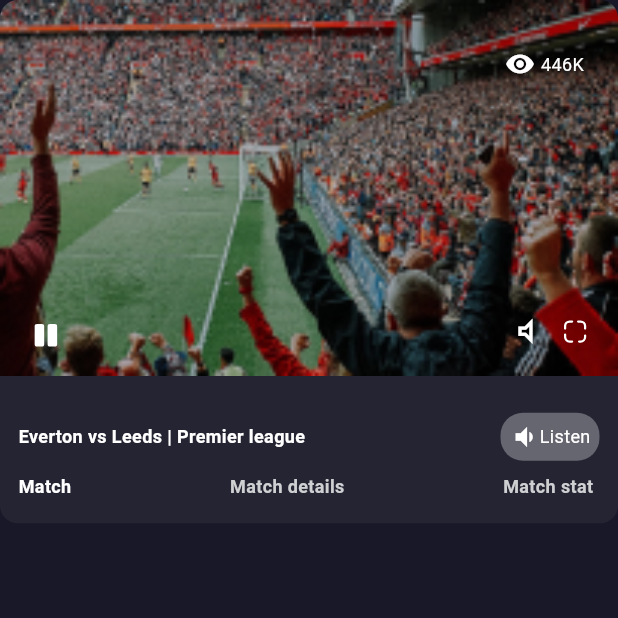
After one commit to maaxkhann/Sport-App-Flutter, a Flutter app: the LiveStreamScreen screen opened directly, on a phone screen of 412 x 824 dp, the top half of it. The commit adds this screen. Run offline on Flutter 3.47's test engine with Material 3 defaults, Android fonts, the phone set to English and light mode, and no system bars; our stand-ins replace flutter_svg, get, image_picker, sizer; project files that could hold a hidden picture were left out.

Commit message:
working in live stream

```diff
--- a/lib/screens/explore-articledetail/match-detail/widgets/players_widget.dart
+++ b/lib/screens/explore-articledetail/match-detail/widgets/players_widget.dart
@@ -19,7 +19,7 @@ class PlayersWidget extends StatelessWidget {
         Container(
           margin: EdgeInsets.only(left: Get.width * 0.06),
           width: Get.width * 0.08,
-          height: Get.height * 0.05,
+          height: Get.height * 0.045,
           decoration: const BoxDecoration(
               shape: BoxShape.circle, color: Color(0xFF22966A)),
           child: FittedBox(
@@ -33,8 +33,8 @@ class PlayersWidget extends StatelessWidget {
           ),
         ),
         Container(
-          //  width: Get.width * 0.2,
-          //  height: Get.height * 0.04,
+          width: Get.width * 0.2,
+          height: Get.height * 0.035,
           padding: EdgeInsets.symmetric(
               horizontal: Get.width * 0.02, vertical: Get.height * 0.006),
           decoration: BoxDecoration(
--- /dev/null
+++ b/lib/screens/live/livestream_screen.dart
@@ -0,0 +1,17 @@
+import 'package:flutter/material.dart';
+import 'package:sports_app/screens/live/widgets/livestream_stack_widget.dart';
+
+class LiveStreamScreen extends StatelessWidget {
+  const LiveStreamScreen({super.key});
+
+  @override
+  Widget build(BuildContext context) {
+    return SafeArea(
+      child: Scaffold(
+        body: ListView(
+          children: const [LiveStreamStackWidget()],
+        ),
+      ),
+    );
+  }
+}
--- a/lib/screens/live/widgets/live_screen-stack_widget.dart
+++ b/lib/screens/live/widgets/live_screen-stack_widget.dart
@@ -1,13 +1,18 @@
 import 'package:flutter/material.dart';
 import 'package:flutter_svg/svg.dart';
 import 'package:get/get.dart';
+import 'package:sports_app/screens/live/livestream_screen.dart';
 
 class LiveScreenStackWidget extends StatelessWidget {
   const LiveScreenStackWidget({super.key});
 
   @override
   Widget build(BuildContext context) {
-    return Stack(
+    return GestureDetector(
+      onTap: () => Get.to(() => const LiveStreamScreen()),
+      child: Ink.image(
+        image: const AssetImage('assets/live-icons/image 158.png'),
+        child: Stack(
           children: [
             Container(
               padding: const EdgeInsets.all(7),
@@ -83,10 +88,14 @@ class LiveScreenStackWidget extends StatelessWidget {
               child: Text(
                 'Everton vs Leeds | Premier league',
                 style: TextStyle(
-                fontSize: 12, fontWeight: FontWeight.w600, color: Colors.white),
+                    fontSize: 12,
+                    fontWeight: FontWeight.w600,
+                    color: Colors.white),
               ),
             )
           ],
+        ),
+      ),
     );
   }
 }
--- /dev/null
+++ b/lib/screens/live/widgets/livestream_stack_widget.dart
@@ -0,0 +1,165 @@
+import 'package:flutter/material.dart';
+import 'package:flutter_svg/svg.dart';
+import 'package:get/get.dart';
+import 'package:sports_app/app_constants/constant_colors.dart';
+import 'package:sports_app/app_constants/constant_textstyle.dart';
+
+class LiveStreamStackWidget extends StatelessWidget {
+  const LiveStreamStackWidget({super.key});
+
+  @override
+  Widget build(BuildContext context) {
+    return ListView(
+      shrinkWrap: true,
+      children: [
+        Stack(
+          children: [
+            Container(
+                // padding: const EdgeInsets.all(7),
+                width: double.infinity,
+                //  height: Get.height * 0.3,
+                decoration: BoxDecoration(
+                    color: const Color(0xFF242433),
+                    borderRadius: BorderRadius.circular(12)),
+                child: Column(
+                  children: [
+                    ClipRRect(
+                      borderRadius: BorderRadius.circular(12),
+                      child: Padding(
+                        padding: EdgeInsets.only(bottom: Get.height * 0.03),
+                        child: Image.asset(
+                          'assets/live-icons/image 158.png',
+                          width: double.infinity,
+                          fit: BoxFit.fitWidth,
+                        ),
+                      ),
+                    ),
+                    Padding(
+                      padding:
+                          EdgeInsets.symmetric(horizontal: Get.width * 0.03),
+                      child: Row(
+                        mainAxisAlignment: MainAxisAlignment.spaceBetween,
+                        children: [
+                          const Text(
+                            'Everton vs Leeds | Premier league',
+                            style: TextStyle(
+                                fontSize: 12,
+                                fontWeight: FontWeight.w600,
+                                color: Colors.white),
+                          ),
+                          Container(
+                            padding: const EdgeInsets.all(6),
+                            decoration: BoxDecoration(
+                                color: Colors.white30,
+                                borderRadius: BorderRadius.circular(15)),
+                            child: const Flexible(
+                              fit: FlexFit.tight,
+                              child: Row(
+                                children: [
+                                  Icon(
+                                    Icons.volume_down,
+                                    color: kWhite,
+                                    size: 20,
+                                  ),
+                                  Text(
+                                    'Listen',
+                                    style: kHeading7,
+                                  ),
+                                ],
+                              ),
+                            ),
+                          )
+                        ],
+                      ),
+                    ),
+                    Padding(
+                      padding: EdgeInsets.only(
+                          top: Get.height * 0.01,
+                          bottom: Get.height * 0.02,
+                          left: Get.width * 0.03,
+                          right: Get.width * 0.04),
+                      child: const Row(
+                        mainAxisAlignment: MainAxisAlignment.spaceBetween,
+                        children: [
+                          Text(
+                            'Match',
+                            style: TextStyle(
+                                fontSize: 12,
+                                fontWeight: FontWeight.w700,
+                                color: kWhite),
+                          ),
+                          Text(
+                            'Match details',
+                            style: TextStyle(
+                                fontSize: 12,
+                                fontWeight: FontWeight.w600,
+                                color: Color(0xFFCED0D2)),
+                          ),
+                          Text(
+                            'Match stat',
+                            style: TextStyle(
+                                fontSize: 12,
+                                fontWeight: FontWeight.w600,
+                                color: Color(0xFFCED0D2)),
+                          )
+                        ],
+                      ),
+                    )
+                  ],
+                )),
+            Positioned(
+                right: Get.width * 0.055,
+                top: Get.height * 0.04,
+                child: const Row(
+                  children: [
+                    Icon(
+                      Icons.visibility,
+                      size: 20,
+                      color: Colors.white,
+                    ),
+                    SizedBox(
+                      width: 4,
+                    ),
+                    Text(
+                      '446K',
+                      style: TextStyle(
+                          fontSize: 12,
+                          fontWeight: FontWeight.w400,
+                          color: Colors.white),
+                    )
+                  ],
+                )),
+            Positioned(
+                left: Get.width * 0.05,
+                bottom: Get.height * 0.14,
+                child: SvgPicture.asset(
+                  'assets/live-icons/pause.svg',
+                  width: 20,
+                  height: 20,
+                )),
+            Positioned(
+                right: Get.width * 0.05,
+                bottom: Get.height * 0.14,
+                child: Row(
+                  children: [
+                    const Icon(
+                      Icons.volume_mute_outlined,
+                      size: 25,
+                      color: Colors.white,
+                    ),
+                    const SizedBox(
+                      width: 12,
+                    ),
+                    SvgPicture.asset(
+                      'assets/live-icons/maximize2.svg',
+                      width: 16,
+                      height: 16,
+                    ),
+                  ],
+                )),
+          ],
+        ),
+      ],
+    );
+  }
+}
```
Lines whose indentation alone changed are shown as unchanged.
